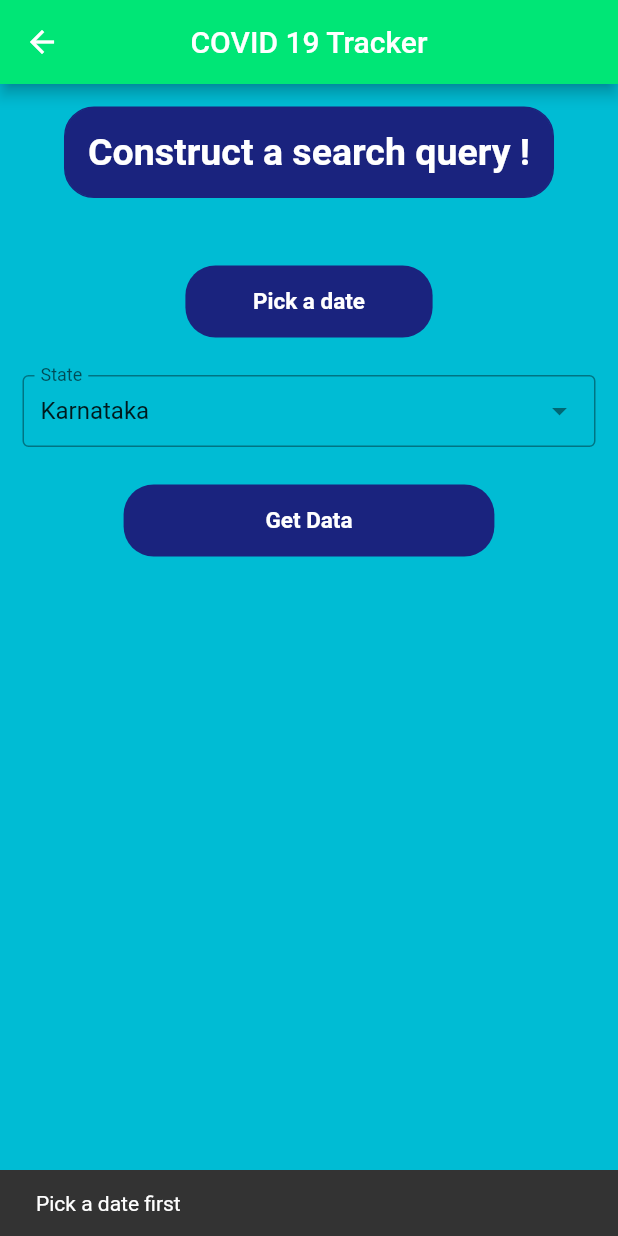
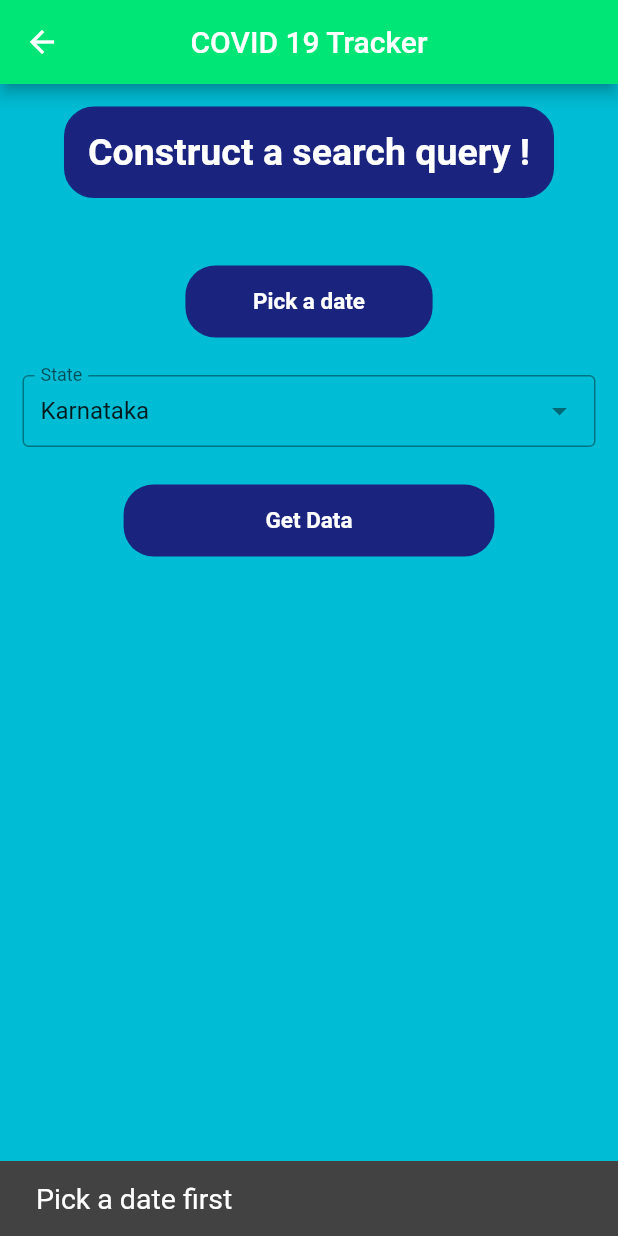
Before and after one commit to bossbeagle1509/corona_virus_tracker, a Flutter app: the FineTunedSearch screen opened by its route, after a tap on "Get Data", on a phone screen of 412 x 824 dp. Run offline on Flutter 3.47's test engine with Material 2 defaults, Android fonts, the phone set to English and light mode, and no system bars; drawn by our look-alikes of dropdown_search; our stand-ins replace flutter_spinkit, flutter_switch, font_awesome_flutter, google_fonts, shared_preferences; missing offline and left inert: sliding_switch; accounts and stored records are empty; network calls fail.

Commit message:
Minor tweaks

```diff
--- a/lib/screens/advanced_card_viewer.dart
+++ b/lib/screens/advanced_card_viewer.dart
@@ -1,6 +1,6 @@
 import 'dart:ui';
 import 'package:corona_virus_tracker/providers/appSettings.dart';
-import 'package:corona_virus_tracker/utils/conveniences..dart';
+import 'package:corona_virus_tracker/utils/conveniences.dart';
 import 'package:intl/intl.dart';
 import 'package:corona_virus_tracker/utils/getter.dart';
 import 'package:flutter/cupertino.dart';
--- a/lib/screens/fine_search.dart
+++ b/lib/screens/fine_search.dart
@@ -1,10 +1,11 @@
-import 'package:corona_virus_tracker/utils/constants.dart';
-import 'package:corona_virus_tracker/utils/conveniences..dart';
+import 'package:corona_virus_tracker/providers/appSettings.dart';
+import 'package:corona_virus_tracker/utils/conveniences.dart';
 import 'package:corona_virus_tracker/utils/getter.dart';
 import 'package:flutter/cupertino.dart';
 import 'package:flutter/material.dart';
 import 'package:dropdown_search/dropdown_search.dart';
 import 'package:intl/intl.dart';
+import 'package:provider/provider.dart';
 
 class FineTunedSearch extends StatefulWidget {
   static String id = 'fine_tuned_page';
@@ -56,6 +57,8 @@ class _FineTunedSearchState extends State<FineTunedSearch> {
 
   @override
   Widget build(BuildContext context) {
+
+
     return Scaffold(
       backgroundColor: Colors.cyan,
       appBar: AppBar(
@@ -178,7 +181,7 @@ class _FineTunedSearchState extends State<FineTunedSearch> {
                       buttonText,
                       _state,
                     );
-                  } on Exception catch (e) {
+                  } on Exception catch (_) {
                     infoDialog(
                         context,
                         'Something went wrong :( Try another date, maybe there\'s no data for that particular date.',
--- a/lib/screens/tile_view.dart
+++ b/lib/screens/tile_view.dart
@@ -1,7 +1,7 @@
 import 'package:corona_virus_tracker/providers/appSettings.dart';
 import 'package:corona_virus_tracker/screens/custom_tile.dart';
 import 'package:corona_virus_tracker/utils/constants.dart';
-import 'package:corona_virus_tracker/utils/conveniences..dart';
+import 'package:corona_virus_tracker/utils/conveniences.dart';
 import 'package:corona_virus_tracker/utils/drawer.dart';
 import 'package:corona_virus_tracker/utils/getter.dart';
 import 'package:flutter/material.dart';
--- a/lib/screens/crossroads.dart
+++ b/lib/screens/uiBuilder.dart
@@ -4,14 +4,14 @@ import 'package:corona_virus_tracker/screens/tile_view.dart';
 import 'package:flutter/material.dart';
 import 'package:provider/provider.dart';
 
-class CrossRoads extends StatefulWidget {
+class UIBuilder extends StatefulWidget {
   static String id = 'cross_roads';
 
   @override
-  _CrossRoadsState createState() => _CrossRoadsState();
+  _UIBuilderState createState() => _UIBuilderState();
 }
 
-class _CrossRoadsState extends State<CrossRoads> {
+class _UIBuilderState extends State<UIBuilder> {
   @override
   Widget build(BuildContext context) {
     final _appSettings = Provider.of<AppSettings>(context);
--- a/lib/utils/constants.dart
+++ b/lib/utils/constants.dart
@@ -1,6 +1,4 @@
 import 'package:flutter/material.dart';
-import 'package:intl/intl.dart';
-import 'package:shared_preferences/shared_preferences.dart';
 
 String yesterday;
 String dayBefore;
--- a/lib/utils/conveniences..dart
+++ b/lib/utils/conveniences.dart
@@ -1,20 +1,25 @@
 import 'package:corona_virus_tracker/providers/appSettings.dart';
 import 'package:flutter/material.dart';
-import 'package:intl/intl.dart';
 import 'package:provider/provider.dart';
 import 'package:shared_preferences/shared_preferences.dart';
 import 'package:url_launcher/url_launcher.dart';
-
-import 'constants.dart';
 
 TextStyle controlledDrawerStyle({Color textColor, double fontSize}) {
   return TextStyle(color: textColor ?? Colors.white, fontSize: fontSize ?? 19);
 }
 
 void showSnack(BuildContext context, String text) {
+  final _appSettings = Provider.of<AppSettings>(context, listen: false);
   ScaffoldMessenger.of(context).showSnackBar(
     SnackBar(
-      content: Text(text),
+      backgroundColor: _appSettings.textColorMode,
+      content: Text(
+        text,
+        style: TextStyle(
+          fontSize: 19,
+          color: _appSettings.theme,
+        ),
+      ),
       duration: Duration(seconds: 1),
     ),
   );
@@ -26,8 +31,6 @@ Future<void> getColorMode(BuildContext context) async {
 
   String inBetween = prefs.getString('mode');
 
-  // print('value of String inBetween is $inBetween');
-
   if (inBetween == null || inBetween.isEmpty) {
     print('No mode found, reverting to light');
     _appSettings.setDarkMode(false);
@@ -36,14 +39,6 @@ Future<void> getColorMode(BuildContext context) async {
   inBetween == 'Color(0xff424242)'
       ? _appSettings.setDarkMode(true)
       : _appSettings.setDarkMode(false);
-
-  // inBetween == 'Color(0xff424242)' ? theme = dark : theme = light;
-  // inBetween == 'Color(0xff424242)' ? darkMode = true : darkMode = false;
-  // inBetween == 'Color(0xff424242)'
-  //     ? textColorMode = Colors.white
-  //     : textColorMode = Colors.black;
-
-  // print('So finally processor function spat out $theme');
 }
 
 Future<void> getLazyMode(BuildContext context) async {
@@ -65,8 +60,6 @@ Future<void> getTileMode(BuildContext context) async {
 
   bool inBetween = prefs.getBool('tileMode');
 
-  // print('value of String inBetween is $inBetween');
-
   if (inBetween == null) {
     print('No mode found, reverting to default');
   }
@@ -74,11 +67,6 @@ Future<void> getTileMode(BuildContext context) async {
   // ignore: unnecessary_statements
   inBetween ? _appSettings.setDisplayMode(true) : null;
 }
-
-// String commaFormatter(int value) {
-//   var _formatter = NumberFormat('#,##,000');
-//   return _formatter.format(value).toString();
-// }
 
 Future<void> infoDialog(BuildContext context, String text, String title) {
   return showDialog(
--- a/lib/utils/drawer.dart
+++ b/lib/utils/drawer.dart
@@ -1,13 +1,11 @@
 import 'package:corona_virus_tracker/providers/appSettings.dart';
 import 'package:corona_virus_tracker/screens/fine_search.dart';
 import 'package:corona_virus_tracker/screens/settings_page.dart';
-import 'package:corona_virus_tracker/screens/tile_view.dart';
 import 'package:flutter/cupertino.dart';
 import 'package:flutter/material.dart';
 import 'package:font_awesome_flutter/font_awesome_flutter.dart';
 import 'package:provider/provider.dart';
-import 'constants.dart';
-import 'conveniences..dart';
+import 'conveniences.dart';
 
 class NavDrawer extends StatefulWidget {
   @override
```
Also changed, not shown: lib/main.dart (+4 -7 lines), lib/screens/bottomBarPage.dart (deleted, +0 -54 lines), lib/screens/card_view.dart (+3 -31 lines), lib/screens/settings_page.dart (+1 -12 lines), lib/utils/getter.dart (+3 -26 lines), 4 other files.
